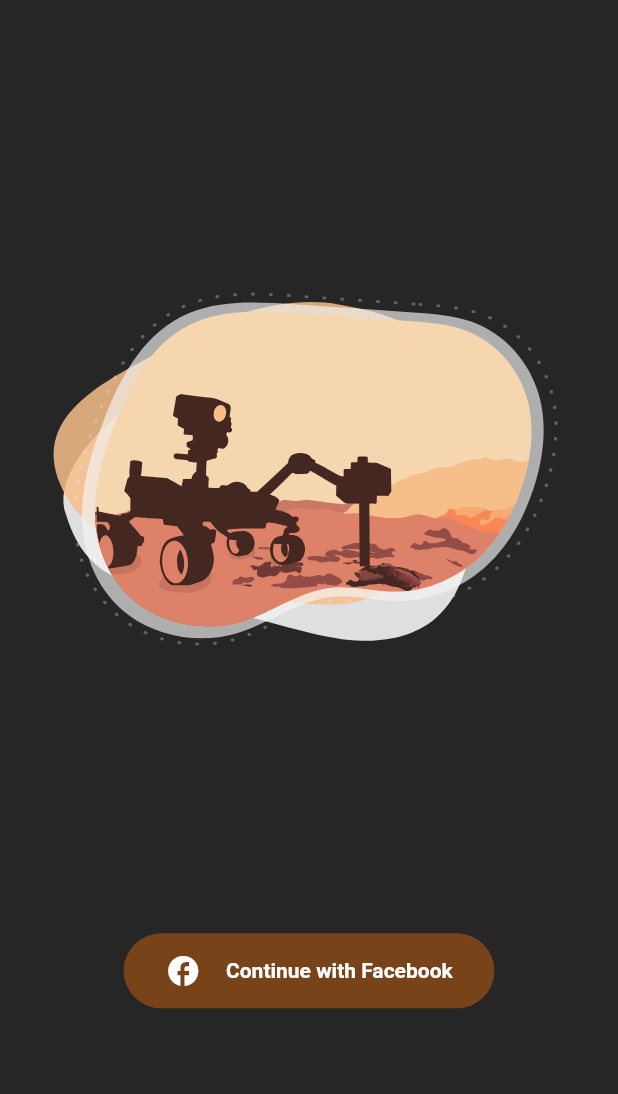
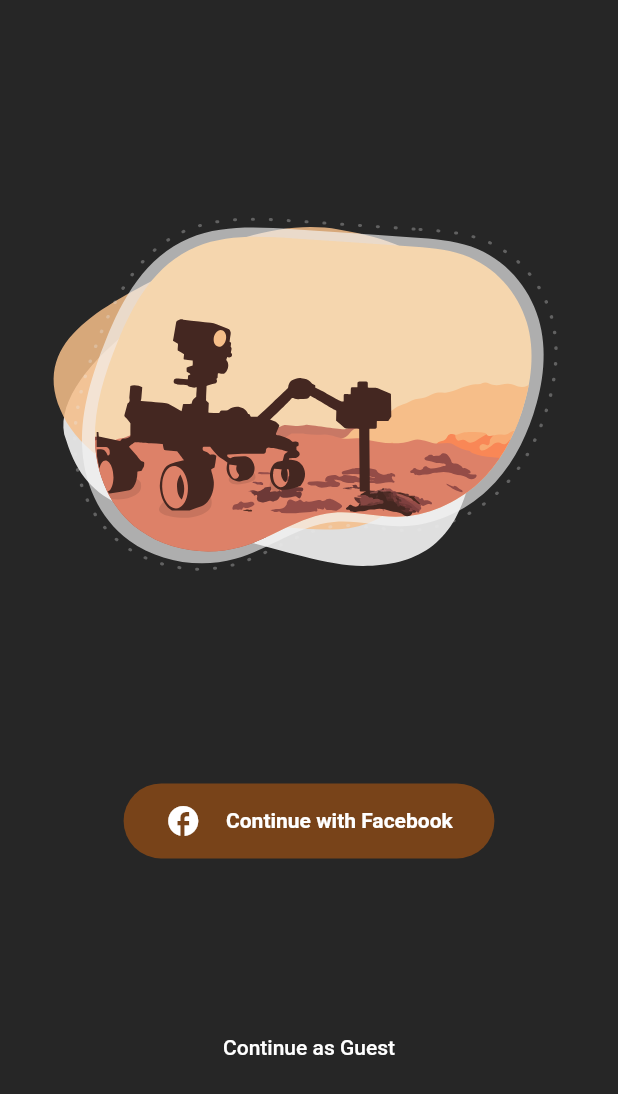
Before and after one commit to yunusemrealpak/parasut_rover_flutter, a Flutter app: the screen it shows after launch, on a phone screen of 412 x 824 dp. Shown: the top 1094 px of the screen. Run offline on Flutter 3.47's test engine with Material 2 defaults, Android fonts, the phone set to English and light mode, and no system bars; our stand-ins replace animate_do, bot_toast, cached_network_image, dio, firebase_auth, firebase_core and 7 more; missing offline and left inert: flutter_facebook_auth; accounts and stored records are empty.

Commit message:
guest login added

```diff
--- a/lib/ui/login/view/login_view.dart
+++ b/lib/ui/login/view/login_view.dart
@@ -36,7 +36,7 @@ class LoginView extends StatelessWidget {
               FadeInUp(
                 delay: Duration(milliseconds: 850),
                 duration: Duration(milliseconds: 800),
-                from: 10,
+                from: 20,
                 child: GestureDetector(
                   onTap: () => model.loginWithFacebook(),
                   child: Container(
@@ -59,6 +59,20 @@ class LoginView extends StatelessWidget {
                   ),
                 ),
               ),
+              FadeInDown(
+                delay: Duration(milliseconds: 850),
+                duration: Duration(milliseconds: 800),
+                from: 20,
+                child: TextButton(
+                  onPressed: model.loginWithGuest,
+                  child: Text(
+                    "Continue as Guest",
+                    style: TextStyle(
+                      color: Colors.white,
+                    ),
+                  ),
+                ),
+              )
             ],
           ),
         ),
--- a/lib/ui/login/viewmodel/login_viewmodel.dart
+++ b/lib/ui/login/viewmodel/login_viewmodel.dart
@@ -17,4 +17,8 @@ class LoginViewModel extends BaseViewModel {
 
     setState(ViewState.Idle);
   }
+
+  void loginWithGuest() {
+    nvgSrv!.navigateToReplacement(Routes.APP);
+  }
 }
```
Also changed, not shown: lib/ui/rover/view/rover_view.dart (+4 -3 lines).
